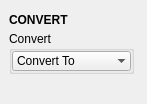
Above: tentacle/ui/convert.ui from m3trik/tentacle before the change. Below: the same form after it.
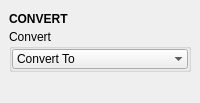
That is the form after the change. Custom widgets are drawn as their Qt base class.

What changed in the file:
```diff
--- a/tentacle/ui/convert.ui
+++ b/tentacle/ui/convert.ui
@@ -9,25 +9,10 @@
    <rect>
     <x>0</x>
     <y>0</y>
-    <width>147</width>
-    <height>104</height>
+    <width>200</width>
+    <height>103</height>
    </rect>
   </property>
-  <property name="minimumSize">
-   <size>
-    <width>0</width>
-    <height>0</height>
-   </size>
-  </property>
-  <property name="maximumSize">
-   <size>
-    <width>999</width>
-    <height>999</height>
-   </size>
-  </property>
-  <property name="windowTitle">
-   <string>Toolkit</string>
-  </property>
   <property name="tabShape">
    <enum>QTabWidget::Triangular</enum>
   </property>
@@ -38,6 +23,12 @@
    <set>QMainWindow::AllowNestedDocks|QMainWindow::AllowTabbedDocks|QMainWindow::AnimatedDocks|QMainWindow::ForceTabbedDocks</set>
   </property>
   <widget class="QWidget" name="central_widget">
+   <property name="minimumSize">
+    <size>
+     <width>200</width>
+     <height>0</height>
+    </size>
+   </property>
    <layout class="QVBoxLayout" name="verticalLayout_3">
     <item>
      <layout class="QVBoxLayout" name="verticalLayout">
@@ -45,17 +36,11 @@
        <number>0</number>
       </property>
       <item>
-       <widget class="DraggableHeader" name="draggableHeader">
+       <widget class="Header" name="header">
         <property name="minimumSize">
          <size>
           <width>0</width>
-          <height>22</height>
-         </size>
-        </property>
-        <property name="maximumSize">
-         <size>
-          <width>125</width>
-          <height>22</height>
+          <height>20</height>
          </size>
         </property>
         <property name="font">
@@ -71,18 +56,6 @@
       </item>
       <item>
        <widget class="QGroupBox" name="groupBox">
-        <property name="minimumSize">
-         <size>
-          <width>125</width>
-          <height>0</height>
-         </size>
-        </property>
-        <property name="maximumSize">
-         <size>
-          <width>125</width>
-          <height>999</height>
-         </size>
-        </property>
         <property name="title">
          <string>Convert</string>
         </property>
@@ -112,7 +85,7 @@
            </property>
            <property name="maximumSize">
             <size>
-             <width>999</width>
+             <width>16777215</width>
              <height>20</height>
             </size>
            </property>
@@ -155,14 +128,14 @@
  </widget>
  <customwidgets>
   <customwidget>
-   <class>DraggableHeader</class>
+   <class>Header</class>
    <extends>QLabel</extends>
-   <header>draggableHeader.h</header>
+   <header>uitk.widgets.header.Header.h</header>
   </customwidget>
   <customwidget>
    <class>ComboBox</class>
    <extends>QComboBox</extends>
-   <header>widgets.combobox.h</header>
+   <header>uitk.widgets.comboBox.ComboBox.h</header>
   </customwidget>
  </customwidgets>
  <resources/>
```
